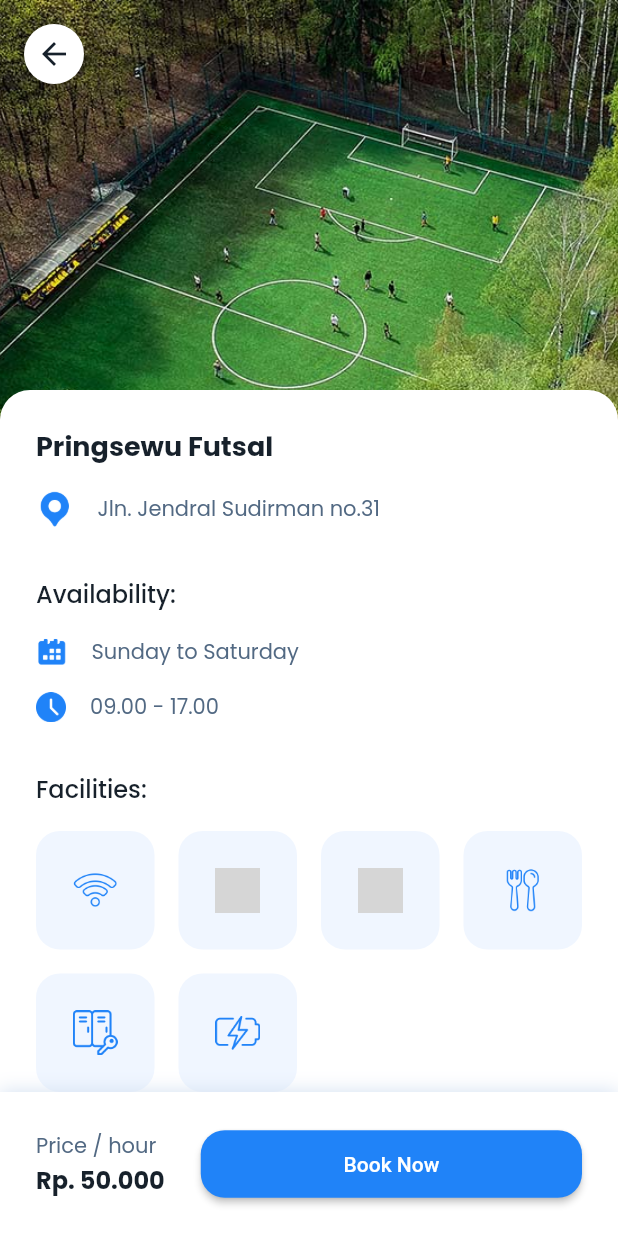
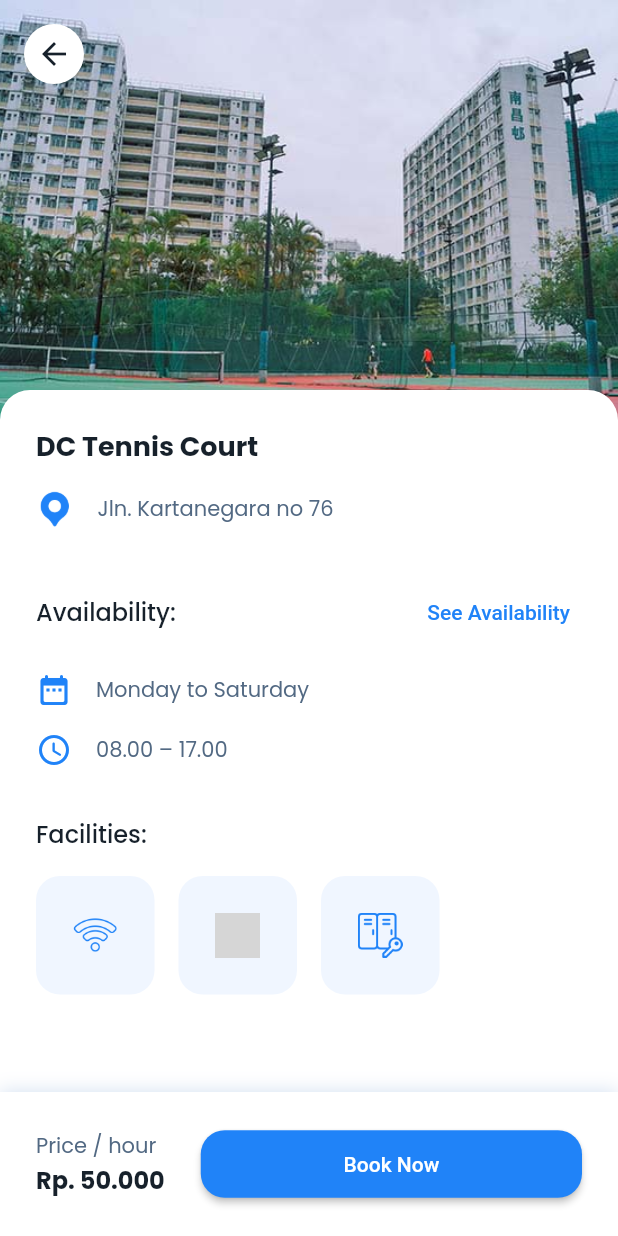
Before and after one commit to jhaaryan597/FitStart, a Flutter app: the screen it shows after launch, after a tap on "DC Tennis Court", on a phone screen of 412 x 824 dp. Run offline on Flutter 3.47's test engine with Material 2 defaults, Android fonts, the phone set to English and light mode, and no system bars; our stand-ins replace google_fonts; grey boxes are pictures that could not be loaded.

Commit message:
update detail screen: dynamic facilities

```diff
--- /dev/null
+++ b/lib/model/field_facility.dart
@@ -0,0 +1,8 @@
+import 'package:flutter/material.dart';
+
+class FieldFacility {
+  String name;
+  String imageAsset;
+
+  FieldFacility({required this.name, required this.imageAsset});
+}
--- a/lib/model/sport_category.dart
+++ b/lib/model/sport_category.dart
@@ -3,8 +3,7 @@ import 'package:flutter/material.dart';
 class SportCategory {
   String name;
   String image;
-  Color boxColor;
 
   SportCategory(
-      {required this.name, required this.image, required this.boxColor});
+      {required this.name, required this.image});
 }
--- a/lib/model/sport_field.dart
+++ b/lib/model/sport_field.dart
@@ -1,6 +1,11 @@
+import 'package:spod_app/model/sport_category.dart';
+import 'package:spod_app/model/field_facility.dart';
+
 class SportField {
   String id;
   String name;
+  SportCategory category;
+  List<FieldFacility> facilities;
   String address;
   String author;
   String phoneNumber;
@@ -12,6 +17,8 @@ class SportField {
   SportField(
       {required this.id,
       required this.name,
+      required this.category,
+      required this.facilities,
       required this.address,
       required this.author,
       required this.phoneNumber,
--- a/lib/screen/detail_screen.dart
+++ b/lib/screen/detail_screen.dart
@@ -1,9 +1,14 @@
 import 'package:flutter/cupertino.dart';
 import 'package:flutter/material.dart';
+import 'package:spod_app/model/sport_field.dart';
 import '../theme.dart';
 import '../widget/facility_card.dart';
 
 class DetailScreen extends StatelessWidget {
+  SportField field;
+
+  DetailScreen({required this.field});
+
   @override
   Widget build(BuildContext context) {
     return Scaffold(
@@ -15,7 +20,7 @@ class DetailScreen extends StatelessWidget {
               color: darkBlue300,
             ),
             child: Image.asset(
-              "assets/images/pringsewu_futsal.jpg",
+              field.imageAsset,
               width: MediaQuery.of(context).size.width,
               height: 300,
               fit: BoxFit.cover,
@@ -38,7 +43,7 @@ class DetailScreen extends StatelessWidget {
                       crossAxisAlignment: CrossAxisAlignment.start,
                       children: [
                         Text(
-                          "Pringsewu Futsal",
+                          field.name,
                           style: titleTextStyle,
                         ),
                         SizedBox(
@@ -58,7 +63,7 @@ class DetailScreen extends StatelessWidget {
                             ),
                             Flexible(
                               child: Text(
-                                "Jln. Jendral Sudirman no.31",
+                                field.address,
                                 overflow: TextOverflow.visible,
                                 style: addressTextStyle,
                               ),
@@ -68,26 +73,32 @@ class DetailScreen extends StatelessWidget {
                         SizedBox(
                           height: 32,
                         ),
+                        Row(
+                          mainAxisAlignment: MainAxisAlignment.spaceBetween,
+                          children: [
                             Text(
                               "Availability:",
                               style: subTitleTextStyle,
+                            ),
+                            TextButton(
+                                onPressed: () {},
+                                child: Text("See Availability"))
+                          ],
                         ),
                         SizedBox(
                           height: 16,
                         ),
                         Row(
                           children: [
-                            Image.asset(
-                              "assets/icons/date.png",
-                              width: 21,
-                              height: 21,
+                            Icon(
+                              Icons.date_range_rounded,
                               color: primaryColor,
                             ),
                             SizedBox(
                               width: 16.0,
                             ),
                             Text(
-                              "Sunday to Saturday",
+                              field.openDay,
                               style: descTextStyle,
                             ),
                           ],
@@ -97,17 +108,15 @@ class DetailScreen extends StatelessWidget {
                         ),
                         Row(
                           children: [
-                            Image.asset(
-                              "assets/icons/clock.png",
-                              width: 20,
-                              height: 20,
+                            Icon(
+                              Icons.access_time_rounded,
                               color: primaryColor,
                             ),
                             SizedBox(
                               width: 16.0,
                             ),
                             Text(
-                              "09.00 - 17.00",
+                              field.openTime,
                               style: descTextStyle,
                             ),
                           ],
@@ -122,33 +131,7 @@ class DetailScreen extends StatelessWidget {
                         SizedBox(
                           height: 16,
                         ),
-                        GridView.count(
-                          crossAxisCount: 4,
-                          physics: const ClampingScrollPhysics(),
-                          mainAxisSpacing: 16,
-                          crossAxisSpacing: 16,
-                          childAspectRatio: (1 / 1),
-                          shrinkWrap: true,
-                          children: [
-                            FacilityCard(
-                                imageIcon: "assets/icons/wifi.png", name: "Wifi"),
-                            FacilityCard(
-                                imageIcon: "assets/icons/toilet.png",
-                                name: "Toilet"),
-                            FacilityCard(
-                                imageIcon: "assets/icons/changing_room.png",
-                                name: "Changing Room"),
-                            FacilityCard(
-                                imageIcon: "assets/icons/canteen.png",
-                                name: "Canteen"),
-                            FacilityCard(
-                                imageIcon: "assets/icons/lockers.png",
-                                name: "Lockers"),
-                            FacilityCard(
-                                imageIcon: "assets/icons/charging.png",
-                                name: "Charging"),
-                          ],
-                        )
+                        FacilityCardList(facilities: field.facilities)
                       ],
                     ),
                   ),
@@ -163,9 +146,14 @@ class DetailScreen extends StatelessWidget {
                 children: [
                   CircleAvatar(
                     backgroundColor: colorWhite,
-                    child: IconButton(onPressed: (){
+                    child: IconButton(
+                        onPressed: () {
                           Navigator.pop(context);
-                    }, icon: Icon(Icons.arrow_back, color: darkBlue700,)),
+                        },
+                        icon: Icon(
+                          Icons.arrow_back,
+                          color: darkBlue700,
+                        )),
                   )
                 ],
               ),
@@ -178,7 +166,7 @@ class DetailScreen extends StatelessWidget {
         decoration: BoxDecoration(color: Colors.white, boxShadow: [
           BoxShadow(
             color: lightBlue300,
-            offset: Offset(0,0),
+            offset: Offset(0, 0),
             blurRadius: 10,
           ),
         ]),
@@ -189,21 +177,28 @@ class DetailScreen extends StatelessWidget {
               mainAxisSize: MainAxisSize.min,
               crossAxisAlignment: CrossAxisAlignment.start,
               children: [
-                Text("Price / hour", style: descTextStyle,),
-                Text("Rp. 50.000",
-                style: priceTextStyle,),
+                Text(
+                  "Price / hour",
+                  style: descTextStyle,
+                ),
+                Text(
+                  "Rp. 50.000",
+                  style: priceTextStyle,
+                ),
               ],
             ),
-            SizedBox(width: 24,),
+            SizedBox(
+              width: 24,
+            ),
             Expanded(
               child: ElevatedButton(
                   style: ElevatedButton.styleFrom(
                       minimumSize: Size(100, 45),
                       shape: RoundedRectangleBorder(
-                    borderRadius: BorderRadius.circular(borderRadiusSize))
-                ),
-                  onPressed: () {
-              }, child: Text("Book Now")),
+                          borderRadius:
+                              BorderRadius.circular(borderRadiusSize))),
+                  onPressed: () {},
+                  child: Text("Book Now")),
             )
           ],
         ),
--- a/lib/utils/dummy_data.dart
+++ b/lib/utils/dummy_data.dart
@@ -1,4 +1,5 @@
 import 'package:flutter/material.dart';
+import 'package:spod_app/model/field_facility.dart';
 import 'package:spod_app/model/sport_field.dart';
 
 import '../model/sport_category.dart';
@@ -6,18 +7,23 @@ import '../model/sport_category.dart';
 var _basketball = SportCategory(
     name: "Basketball",
     image: "assets/icons/basketball.png",
-    boxColor: Colors.orange);
+    );
 var _futsal = SportCategory(
-    name: "Futsal", image: "assets/icons/soccer.png", boxColor: Colors.orange);
+    name: "Futsal",
+    image: "assets/icons/soccer.png",
+    );
 var _volley = SportCategory(
-    name: "Volley", image: "assets/icons/volley.png", boxColor: Colors.orange);
+    name: "Volley",
+    image: "assets/icons/volley.png",
+    );
 var _tableTennis = SportCategory(
     name: "Table Tennis",
     image: "assets/icons/table_tennis.png",
-    boxColor: Colors.orange);
-var _tennis =
-SportCategory(
-    name: "Tennis", image: "assets/icons/tennis.png", boxColor: Colors.orange);
+    );
+var _tennis = SportCategory(
+    name: "Tennis",
+    image: "assets/icons/tennis.png",
+    );
 
 List<SportCategory> sportCategories = [
   _basketball,
@@ -27,14 +33,24 @@ List<SportCategory> sportCategories = [
   _tennis
 ];
 
+var _wifi = FieldFacility(name: "WiFi", imageAsset: "assets/icons/wifi.png");
+var _toilet = FieldFacility(name: "Toilet", imageAsset: "assets/icons/toilet.png");
+var _changingRoom = FieldFacility(name: "Changing Room", imageAsset: "assets/icons/changing_room.png");
+var _canteen = FieldFacility(name: "Canteen", imageAsset: "assets/icons/canteen.png");
+var _locker = FieldFacility(name: "Lockers", imageAsset: "assets/icons/lockers.png");
+var _chargingArea = FieldFacility(name: "Charging Area", imageAsset: "assets/icons/charging.png");
+
+
 List<SportField> sportFieldList = [
   SportField(
       id: "01",
-      name: "Pringsewu Futsal",
+      name: "Rionov Football field",
       address: "Jln. Jendral Sudirman no. 31",
+      category: _futsal,
+      facilities: [_wifi, _toilet],
       author: "Daniel larionov",
       phoneNumber: "0812 2345 6789",
-      openDay: "Senin – Minggu",
+      openDay: "Monday to Sunday",
       openTime: "08.00 – 16.00",
       imageAsset: "assets/images/pringsewu_futsal.jpg",
       price: 80000),
@@ -43,9 +59,11 @@ List<SportField> sportFieldList = [
       id: "02",
       name: "DC Tennis Court",
       address: "Jln. Kartanegara no 76",
+      category: _tennis,
+      facilities: [_wifi, _toilet, _locker],
       author: "Denise chan",
       phoneNumber: "0811 2222 3333",
-      openDay: "Senin – Sabtu",
+      openDay: "Monday to Saturday",
       openTime: "08.00 – 17.00",
       imageAsset: "assets/images/dc_tennis_court.jpg",
       price: 65000
@@ -55,9 +73,11 @@ List<SportField> sportFieldList = [
       id: "03",
       name: "Vio Sport Center",
       address: "Jln.  Tanah Agung no. 12",
+      category: _basketball,
+      facilities: [_wifi, _toilet, _changingRoom, _canteen],
       author: "Fulvio ambrosanio",
       phoneNumber: "0812 3333 4444",
-      openDay: "Senin – Minggu",
+      openDay: "Monday to Sunday",
       openTime: "07.00 – 22.00",
       imageAsset: "assets/images/vio_basketball.jpg",
       price: 100000
@@ -67,33 +87,40 @@ List<SportField> sportFieldList = [
       id: "04",
       name: "Tenis Meja D’cortez",
       address: "Jln. Sukamakmur no. 24",
+      category: _tableTennis,
+      facilities: [_wifi, _toilet, _canteen],
       author: "Ivan cortez",
       phoneNumber: "0833 4444 5555",
-      openDay: "Senin – Sabtu",
+      openDay: "Monday to Saturday",
       openTime: "09.00 – 23.00",
       imageAsset: "assets/images/tenis_meja_cortez.jpg",
       price: 50000
   ),
 
+
   SportField(
       id: "05",
-      name: "Jaya futsal",
-      address: "Jln. Sinagara no. 53",
-      author: "Izuddin Helmi Adnan",
-      phoneNumber: "0844 5555 6666",
-      openDay: "Senin – Minggu",
-      openTime: "08.00 – 18.00",
-      imageAsset: "assets/images/jaya_futsal.jpg",
-      price: 70000
+      name: "Kali Basketball",
+      address: "Jln. Kalimegah no. 55",
+      category: _basketball,
+      facilities: [_toilet],
+      author: "Ilnur kalimullin",
+      phoneNumber: "0888 9999 1111",
+      openDay: "Monday to Sunday",
+      openTime: "06.00 – 18.00",
+      imageAsset: "assets/images/kali_basketball.jpg",
+      price: 75000
   ),
 
   SportField(
       id: "06",
       name: "LM Basketball",
       address: "Jln. Mekarsari no. 17",
+      category: _basketball,
+      facilities: [_toilet],
       author: "Lucas Marcomini",
       phoneNumber: "0855 6666 7777",
-      openDay: "Senin – Minggu",
+      openDay: "Monday to Sunday",
       openTime: "09.00 – 18.00",
       imageAsset: "assets/images/lm_basketball.jpg",
       price: 85000
@@ -103,9 +130,11 @@ List<SportField> sportFieldList = [
       id: "07",
       name: "Voli Pantai Tanjung",
       address: "Jln. Tanjung Tinggi no. 9",
+      category: _volley,
+      facilities: [_wifi, _toilet, _canteen, _chargingArea, _changingRoom],
       author: "Meritt Thomas",
       phoneNumber: "0866 7777 8888",
-      openDay: "Senin – Minggu",
+      openDay: "Monday to Sunday",
       openTime: "07.00 – 17.00",
       imageAsset: "assets/images/voli_pantai.jpg",
       price: 115000
@@ -115,9 +144,11 @@ List<SportField> sportFieldList = [
       id: "08",
       name: "Tennis Coates",
       address: "Jln. Prakasa no. 29",
+      category: _tennis,
+      facilities: [_toilet, _changingRoom, _chargingArea],
       author: "Rob coates",
       phoneNumber: "0877 8888 9999",
-      openDay: "Senin – Sabtu",
+      openDay: "Monday to Saturday",
       openTime: "08.00 – 15.00",
       imageAsset: "assets/images/tennis_coates.jpg",
       price: 60000
@@ -125,23 +156,28 @@ List<SportField> sportFieldList = [
 
   SportField(
       id: "09",
-      name: "Kali Basketball",
-      address: "Jln. Kalimegah no. 55",
-      author: "Ilnur kalimullin",
-      phoneNumber: "0888 9999 1111",
-      openDay: "Senin – Minggu",
-      openTime: "06.00 – 18.00",
-      imageAsset: "assets/images/kali_basketball.jpg",
-      price: 75000
+      name: "Jaya futsal",
+      address: "Jln. Sinagara no. 53",
+      category: _futsal,
+      facilities: [_toilet, _canteen],
+      author: "Izuddin Helmi Adnan",
+      phoneNumber: "0844 5555 6666",
+      openDay: "Monday to Sunday",
+      openTime: "08.00 – 18.00",
+      imageAsset: "assets/images/jaya_futsal.jpg",
+      price: 70000
   ),
+
 
   SportField(
       id: "010",
       name: "Wing Sport Center",
       address: "Jln. Veteran no. 93",
+      category: _tennis,
+      facilities: [_toilet, _changingRoom, _locker, _canteen],
       author: "Sergei Wing",
       phoneNumber: "0899 1010 2222",
-      openDay: "Senin – Minggu",
+      openDay: "Monday to Sunday",
       openTime: "09.00 – 17.00",
       imageAsset: "assets/images/wing_tennis.jpg",
       price: 80000
--- a/lib/widget/facility_card.dart
+++ b/lib/widget/facility_card.dart
@@ -1,6 +1,30 @@
+
 import 'package:flutter/material.dart';
+import 'package:spod_app/model/field_facility.dart';
 
 import '../theme.dart';
+
+class FacilityCardList extends StatelessWidget{
+  List<FieldFacility> facilities;
+
+  FacilityCardList({required this.facilities});
+
+  @override
+  Widget build(BuildContext context) {
+    return GridView.count(
+      crossAxisCount: 4,
+      physics: const ClampingScrollPhysics(),
+      mainAxisSpacing: 16,
+      crossAxisSpacing: 16,
+      childAspectRatio: (1 / 1),
+      shrinkWrap: true,
+      children: facilities.map((facility) {
+        return FacilityCard(name: facility.name, imageIcon: facility.imageAsset);
+      }).toList(),
+    );
+  }
+
+}
 
 class FacilityCard extends StatefulWidget {
   String imageIcon;
--- a/lib/widget/sport_field_card.dart
+++ b/lib/widget/sport_field_card.dart
@@ -14,7 +14,7 @@ class SportFieldCard extends StatelessWidget {
     return InkWell(
       onTap: (){
         Navigator.push(context, MaterialPageRoute(builder: (context){
-          return DetailScreen();
+          return DetailScreen(field: field,);
         }));
       },
       child: Padding(
```
Also changed, not shown: assets/icons/clock.png (deleted), assets/icons/date.png (deleted). Lines whose indentation alone changed are shown as unchanged.
